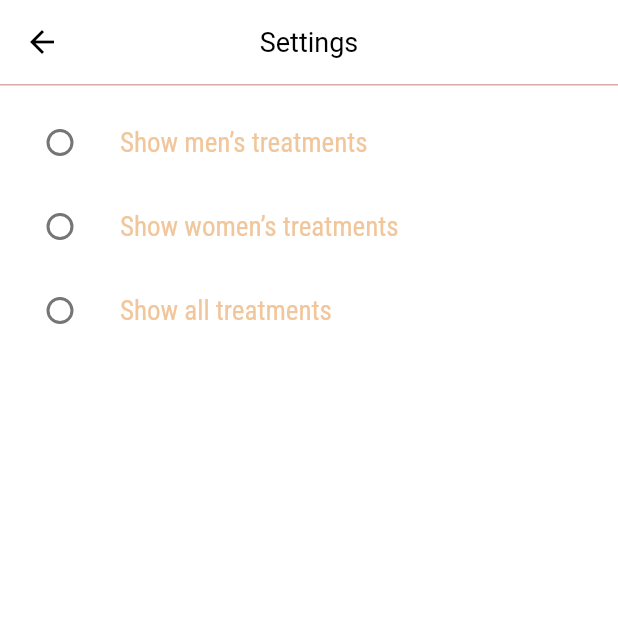
After one commit to latiosthinh/mybeauty-flutter, a Flutter app: the ContentPreferenceScreen screen opened by its route, on a phone screen of 412 x 824 dp, the top half of it. The commit adds this screen. Run offline on Flutter 3.47's test engine with Material 2 defaults, Android fonts, the phone set to English and light mode, and no system bars; our stand-ins replace cloud_firestore, firebase_auth, firebase_core, flutter_svg, google_fonts, google_sign_in; accounts and stored records are empty; network calls fail.

Commit message:
💥 feat: content preference screen

```diff
--- a/lib/models/setting.dart
+++ b/lib/models/setting.dart
@@ -46,3 +46,9 @@ List<String> listTerm = [
   'MyNails & Partner Terms of Business',
   'User Generated Content Policy'
 ];
+
+List<String> listContentPreference = [
+  'Show men’s treatments',
+  'Show women’s treatments',
+  'Show all treatments'
+];
--- a/lib/routes.dart
+++ b/lib/routes.dart
@@ -7,6 +7,7 @@ import 'package:mybeauty/screens/import-booking/import_booking_screen.dart';
 import 'package:mybeauty/screens/main/main_screen.dart';
 import 'package:mybeauty/screens/nails/nail_screen.dart';
 import 'package:mybeauty/screens/register/register_screen.dart';
+import 'package:mybeauty/screens/setting/content_perference_screen.dart';
 import 'package:mybeauty/screens/setting/country_screen.dart';
 import 'package:mybeauty/screens/setting/setting_screen.dart';
 import 'package:mybeauty/screens/setting/term_screen.dart';
@@ -24,5 +25,7 @@ final Map<String, WidgetBuilder> routes = {
   ImportBooking.routeName: (context) => const ImportBooking(),
   CountryScreen.routeName: (context) => const CountryScreen(),
   TermScreen.routeName: (context) => const TermScreen(),
+  ContentPreferenceScreen.routeName: (context) =>
+      const ContentPreferenceScreen(),
   MainScreen.routeName: (context) => const MainScreen(),
 };
--- a/lib/screens/Login/login_screen.dart
+++ b/lib/screens/Login/login_screen.dart
@@ -27,12 +27,9 @@ class _LoginScreenState extends State<LoginScreen> {
           } else {
             return Scaffold(
               appBar: AppBar(
-                backgroundColor: whiteColor,
                 title: const Text(
                   'Log in with MyNails account',
-                  style: TextStyle(fontSize: 18.0, color: blackColor),
                 ),
-                centerTitle: true,
                 bottom: PreferredSize(
                   preferredSize: const Size.square(0),
                   child: Container(
@@ -40,7 +37,6 @@ class _LoginScreenState extends State<LoginScreen> {
                     height: 1.0,
                   ),
                 ),
-                elevation: 0,
               ),
               body: Container(
                 margin: const EdgeInsets.only(left: 38, right: 38, top: 38),
--- a/lib/screens/bookings/booking_screen.dart
+++ b/lib/screens/bookings/booking_screen.dart
@@ -18,12 +18,9 @@ class _BookingScreenState extends State<BookingScreen> {
   Widget build(BuildContext context) {
     return Scaffold(
         appBar: AppBar(
-          backgroundColor: whiteColor,
           title: const Text(
             'My Bookings',
-            style: TextStyle(fontSize: 18.0, color: blackColor),
           ),
-          centerTitle: true,
           bottom: PreferredSize(
             preferredSize: const Size.square(0),
             child: Container(
@@ -31,7 +28,6 @@ class _BookingScreenState extends State<BookingScreen> {
               height: 1.0,
             ),
           ),
-          elevation: 0,
         ),
         body: Container(
           margin: const EdgeInsets.only(left: 38, right: 38),
--- a/lib/screens/import-booking/import_booking_screen.dart
+++ b/lib/screens/import-booking/import_booking_screen.dart
@@ -14,12 +14,9 @@ class _ImportBookingState extends State<ImportBooking> {
   Widget build(BuildContext context) {
     return Scaffold(
       appBar: AppBar(
-        backgroundColor: whiteColor,
         title: const Text(
           'Import my booking',
-          style: TextStyle(fontSize: 18.0, color: blackColor),
         ),
-        centerTitle: true,
         bottom: PreferredSize(
           preferredSize: const Size.square(0),
           child: Container(
@@ -27,7 +24,6 @@ class _ImportBookingState extends State<ImportBooking> {
             height: 1.0,
           ),
         ),
-        elevation: 0,
       ),
       body: Container(
         margin: const EdgeInsets.all(38.0),
--- /dev/null
+++ b/lib/screens/setting/content_perference_screen.dart
@@ -0,0 +1,55 @@
+import 'package:flutter/material.dart';
+import 'package:mybeauty/constants.dart';
+import 'package:mybeauty/models/setting.dart';
+
+class ContentPreferenceScreen extends StatefulWidget {
+  static String routeName = "/content-preference";
+  const ContentPreferenceScreen({Key? key}) : super(key: key);
+
+  @override
+  State<ContentPreferenceScreen> createState() => _ContentPreferenceState();
+}
+
+class _ContentPreferenceState extends State<ContentPreferenceScreen> {
+  String _config = 'All';
+
+  @override
+  Widget build(BuildContext context) {
+    return Scaffold(
+      appBar: AppBar(
+        title: const Text('Settings'),
+        bottom: PreferredSize(
+          preferredSize: const Size.square(1),
+          child: Container(
+            color: pinkColor,
+            height: 1.0,
+          ),
+        ),
+      ),
+      body: Container(
+          padding: const EdgeInsets.only(top: 10.0),
+          child: Column(
+            children:
+                listContentPreference.map((item) => buildItem(item)).toList(),
+          )),
+    );
+  }
+
+  Widget buildItem(String text) {
+    return ListTile(
+      title: Text(
+        text,
+        style: const TextStyle(color: orangeColor, fontSize: 18.0),
+      ),
+      leading: Radio<String>(
+        onChanged: ((String? value) => {
+              setState(() {
+                _config = value ?? 'All';
+              })
+            }),
+        groupValue: _config,
+        value: text,
+      ),
+    );
+  }
+}
--- a/lib/screens/setting/country_screen.dart
+++ b/lib/screens/setting/country_screen.dart
@@ -16,12 +16,9 @@ class _CountryScreenState extends State<CountryScreen> {
   Widget build(BuildContext context) {
     return Scaffold(
       appBar: AppBar(
-          backgroundColor: whiteColor,
         title: const Text(
           'Settings',
-            style: TextStyle(color: blackColor),
         ),
-          centerTitle: true,
         bottom: PreferredSize(
           preferredSize: const Size.square(0),
           child: Container(
@@ -29,8 +26,7 @@ class _CountryScreenState extends State<CountryScreen> {
             height: 1.0,
           ),
         ),
-          iconTheme: const IconThemeData(color: Colors.black),
-          elevation: 0),
+      ),
       body: Container(
         padding: const EdgeInsets.only(left: 16, top: 20, right: 16),
         child: ListView.builder(
--- a/lib/screens/setting/setting_screen.dart
+++ b/lib/screens/setting/setting_screen.dart
@@ -2,6 +2,7 @@ import 'package:flutter/material.dart';
 import 'package:flutter_svg/flutter_svg.dart';
 import 'package:mybeauty/constants.dart';
 import 'package:mybeauty/models/setting.dart';
+import 'package:mybeauty/screens/setting/content_perference_screen.dart';
 import 'package:mybeauty/screens/setting/country_screen.dart';
 import 'package:mybeauty/components/primary_button.dart';
 import 'package:mybeauty/screens/login/login_screen.dart';
@@ -117,6 +118,9 @@ class _SettingScreenState extends State<SettingScreen> {
       case 'legal':
         Navigator.pushNamed(context, TermScreen.routeName);
         break;
+      case 'content-preference':
+        Navigator.pushNamed(context, ContentPreferenceScreen.routeName);
+        break;
       default:
     }
   }
```
Lines whose indentation alone changed are shown as unchanged.
